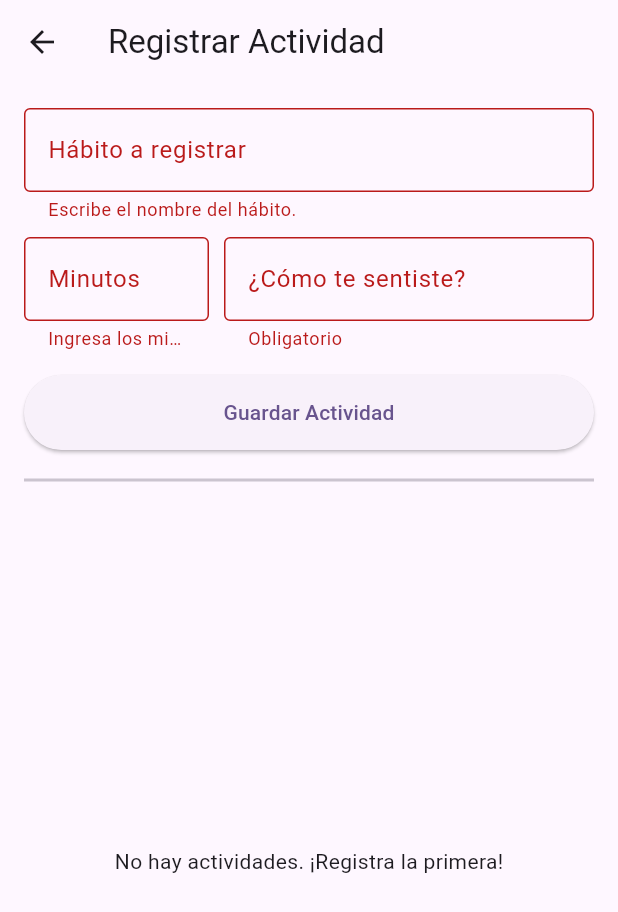
After one commit to JSpascualino/et0126_ethereal, a Flutter app: the ActivityFormScreen screen opened directly, after a tap on "Guardar Actividad", on a phone screen of 412 x 824 dp. The commit adds this screen. Shown: the top 912 px of the screen. Run offline on Flutter 3.47's test engine with Material 3 defaults, Android fonts, the phone set to English and light mode, and no system bars; our stand-ins replace form_field_validator, shared_preferences; accounts and stored records are empty.

Commit message:
feat: formulario de actividad, validaciones y servicio en memoria

```diff
--- /dev/null
+++ b/lib/models/activity_record.dart
@@ -0,0 +1,15 @@
+class ActivityRecord {
+  final String id;
+  final String habitName;
+  final int durationMinutes;
+  final String observation;
+  final DateTime date;
+
+  ActivityRecord({
+    required this.id,
+    required this.habitName,
+    required this.durationMinutes,
+    required this.observation,
+    required this.date,
+  });
+}
--- /dev/null
+++ b/lib/screens/activity_form_screen.dart
@@ -0,0 +1,207 @@
+import 'package:flutter/material.dart';
+import 'package:form_field_validator/form_field_validator.dart';
+import '../models/activity_record.dart';
+import '../services/activity_service.dart';
+
+class ActivityFormScreen extends StatefulWidget {
+  const ActivityFormScreen({super.key});
+
+  @override
+  State<ActivityFormScreen> createState() => _ActivityFormScreenState();
+}
+
+class _ActivityFormScreenState extends State<ActivityFormScreen> {
+  // 1. Llave del formulario y Controladores
+  final _formKey = GlobalKey<FormState>();
+  final _habitNameController = TextEditingController();
+  final _durationController = TextEditingController();
+  final _observationController = TextEditingController();
+
+  // 2. Instancia del servicio y estados de la UI
+  final ActivityService _service = ActivityService();
+  List<ActivityRecord> _records = [];
+  bool _isLoadingList = true;
+  bool _isSaving = false;
+
+  // 3. Cargar datos iniciales sin llamar al servicio desde build()
+  @override
+  void initState() {
+    super.initState();
+    _loadRecords();
+  }
+
+  // 4. Liberar memoria al salir
+  @override
+  void dispose() {
+    _habitNameController.dispose();
+    _durationController.dispose();
+    _observationController.dispose();
+    super.dispose();
+  }
+
+  Future<void> _loadRecords() async {
+    try {
+      final records = await _service.getRecords();
+      if (mounted) {
+        setState(() {
+          _records = records;
+          _isLoadingList = false;
+        });
+      }
+    } catch (e) {
+      if (mounted) {
+        setState(() => _isLoadingList = false);
+      }
+    }
+  }
+
+  // Función para guardar con protección de doble envío y try-catch-finally
+  Future<void> _saveRecord() async {
+    // Valida los campos. Si hay error, se detiene.
+    if (!_formKey.currentState!.validate()) return;
+
+    // Marca como ocupado para evitar envíos repetidos
+    setState(() => _isSaving = true);
+
+    try {
+      final newRecord = ActivityRecord(
+        id: DateTime.now().millisecondsSinceEpoch.toString(),
+        habitName: _habitNameController.text.trim(),
+        durationMinutes: int.parse(_durationController.text.trim()),
+        observation: _observationController.text.trim(),
+        date: DateTime.now(),
+      );
+
+      // Espera el resultado del servicio
+      final savedRecord = await _service.createRecord(newRecord);
+
+      if (mounted) {
+        // Actualiza la lista, limpia el formulario y muestra confirmación
+        setState(() {
+          _records = [savedRecord, ..._records];
+          _habitNameController.clear();
+          _durationController.clear();
+          _observationController.clear();
+        });
+        ScaffoldMessenger.of(context).showSnackBar(
+          const SnackBar(content: Text('¡Actividad registrada con éxito!'), backgroundColor: Colors.green),
+        );
+      }
+    } catch (e) {
+      // Si el servicio rechaza la regla de negocio, muestra el error
+      if (mounted) {
+        ScaffoldMessenger.of(context).showSnackBar(
+          SnackBar(content: Text(e.toString()), backgroundColor: Colors.red),
+        );
+      }
+    } finally {
+      // En cualquier caso, termina el estado de carga
+      if (mounted) {
+        setState(() => _isSaving = false);
+      }
+    }
+  }
+
+  // VALIDACIONES
+  final nameValidator = MultiValidator([
+    RequiredValidator(errorText: 'Escribe el nombre del hábito.'),
+    MinLengthValidator(3, errorText: 'Usa al menos 3 caracteres.'),
+  ]);
+
+  // Regla de dominio: La duración debe ser mayor a 0
+  String? durationValidator(String? value) {
+    if (value == null || value.isEmpty) return 'Ingresa los minutos.';
+    final number = int.tryParse(value);
+    if (number == null) return 'Debe ser un número.';
+    if (number <= 0) return 'La duración debe ser mayor a 0.';
+    return null;
+  }
+
+  @override
+  Widget build(BuildContext context) {
+    return Scaffold(
+      appBar: AppBar(title: const Text('Registrar Actividad')),
+      body: Padding(
+        padding: const EdgeInsets.all(16.0),
+        child: Column(
+          children: [
+            // --- FORMULARIO ---
+            Form(
+              key: _formKey,
+              child: Column(
+                children: [
+                  TextFormField(
+                    controller: _habitNameController,
+                    decoration: const InputDecoration(labelText: 'Hábito a registrar', border: OutlineInputBorder()),
+                    validator: nameValidator,
+                    enabled: !_isSaving, // Deshabilita si está guardando
+                  ),
+                  const SizedBox(height: 10),
+                  Row(
+                    children: [
+                      Expanded(
+                        child: TextFormField(
+                          controller: _durationController,
+                          decoration: const InputDecoration(labelText: 'Minutos', border: OutlineInputBorder()),
+                          keyboardType: TextInputType.number,
+                          validator: durationValidator,
+                          enabled: !_isSaving,
+                        ),
+                      ),
+                      const SizedBox(width: 10),
+                      Expanded(
+                        flex: 2,
+                        child: TextFormField(
+                          controller: _observationController,
+                          decoration: const InputDecoration(labelText: '¿Cómo te sentiste?', border: OutlineInputBorder()),
+                          validator: RequiredValidator(errorText: 'Obligatorio'),
+                          enabled: !_isSaving,
+                        ),
+                      ),
+                    ],
+                  ),
+                  const SizedBox(height: 16),
+
+                  // Botón de guardar con estado de carga
+                  SizedBox(
+                    width: double.infinity,
+                    height: 50,
+                    child: ElevatedButton(
+                      onPressed: _isSaving ? null : _saveRecord,
+                      child: _isSaving
+                          ? const CircularProgressIndicator()
+                          : const Text('Guardar Actividad'),
+                    ),
+                  ),
+                ],
+              ),
+            ),
+            const Divider(height: 40, thickness: 2),
+
+            // --- LISTA DE REGISTROS ---
+            Expanded(
+              child: _isLoadingList
+                  ? const Center(child: CircularProgressIndicator())
+                  : _records.isEmpty
+                      ? const Center(child: Text('No hay actividades. ¡Registra la primera!'))
+                      : ListView.builder(
+                          itemCount: _records.length,
+                          itemBuilder: (context, index) {
+                            final record = _records[index];
+                            return Card(
+                              child: ListTile(
+                                leading: const Icon(Icons.check_circle, color: Colors.purple),
+                                title: Text(record.habitName, style: const TextStyle(fontWeight: FontWeight.bold)),
+                                subtitle: Text(record.observation),
+                                trailing: Text('${record.durationMinutes} min'),
+                              ),
+                            );
+                          },
+                        ),
+            ),
+          ],
+        ),
+      ),
+    );
+  }
+}
--- a/lib/screens/home_screen.dart
+++ b/lib/screens/home_screen.dart
@@ -2,6 +2,7 @@ import 'package:flutter/material.dart';
 import 'package:shared_preferences/shared_preferences.dart';
 import '../models/habit_model.dart';
 import '../widgets/progress_canvas.dart';
+import 'activity_form_screen.dart';
 
 class HomeScreen extends StatefulWidget {
   const HomeScreen({Key? key}) : super(key: key);
@@ -108,6 +109,19 @@ class _HomeScreenState extends State<HomeScreen> {
       appBar: AppBar(
         title: const Text('Ethereal', style: TextStyle(fontWeight: FontWeight.bold)),
         backgroundColor: const Color(0xFFB39DDB),
+        // ACÁ ESTÁ EL NUEVO BOTÓN QUE LLEVA AL FORMULARIO
+        actions: [
+          IconButton(
+            icon: const Icon(Icons.assignment),
+            tooltip: 'Registro de Actividad',
+            onPressed: () {
+              Navigator.push(
+                context,
+                MaterialPageRoute(builder: (context) => const ActivityFormScreen()),
+              );
+            },
+          )
+        ],
       ),
       body: Column(
         children: [
@@ -133,16 +147,14 @@ class _HomeScreenState extends State<HomeScreen> {
           // Lista de hábitos o estado vacío
           Expanded(
             child: _habits.isEmpty
-                ? Center(
+                ? const Center(
                     child: Column(
                       mainAxisAlignment: MainAxisAlignment.center,
                       children: [
-                        // Asegúrate de tener una imagen aquí, o comenta esta línea si aún no la pones.
-                        // Image.asset('assets/images/empty_state.png', width: 150),
-                        const Icon(Icons.list_alt, size: 80, color: Colors.grey),
-                        const SizedBox(height: 16),
-                        const Text('Aún no tienes hábitos.', style: TextStyle(fontSize: 18, color: Colors.grey)),
-                        const Text('¡Crea uno para empezar!'),
+                        Icon(Icons.list_alt, size: 80, color: Colors.grey),
+                        SizedBox(height: 16),
+                        Text('Aún no tienes hábitos.', style: TextStyle(fontSize: 18, color: Colors.grey)),
+                        Text('¡Crea uno para empezar!'),
                       ],
                     ),
                   )
--- /dev/null
+++ b/lib/services/activity_service.dart
@@ -0,0 +1,33 @@
+import '../models/activity_record.dart';
+
+class ActivityService {
+  // Lista privada en memoria (se borra al reiniciar la app, tal como pide el taller)
+  static final List<ActivityRecord> _records = [];
+
+  // Simula obtener la lista de registros con una demora de 500ms
+  Future<List<ActivityRecord>> getRecords() async {
+    await Future.delayed(const Duration(milliseconds: 500));
+    return List<ActivityRecord>.unmodifiable(_records);
+  }
+
+  // Simula guardar un nuevo registro con una demora de 1 segundo
+  Future<ActivityRecord> createRecord(ActivityRecord record) async {
+    await Future.delayed(const Duration(seconds: 1));
+
+    // Regla de negocio: Evitar duplicados del mismo hábito en el mismo día
+    final existe = _records.any((actual) =>
+      actual.habitName.toLowerCase() == record.habitName.toLowerCase() &&
+      actual.date.year == record.date.year &&
+      actual.date.month == record.date.month &&
+      actual.date.day == record.date.day
+    );
+
+    if (existe) {
+      throw StateError('Error: Ya registraste actividad para este hábito hoy.');
+    }
+
+    // Si todo está bien, lo agrega al inicio de la lista
+    _records.insert(0, record);
+    return record;
+  }
+}
--- a/pubspec.yaml
+++ b/pubspec.yaml
@@ -14,6 +14,7 @@ dependencies:
   material_ui: ^1.1.0
   cupertino_icons: ^1.0.8
   shared_preferences: ^2.2.2  # <-- AQUÍ AGREGAMOS LA PERSISTENCIA
+  form_field_validator: ^1.1.0
 
 dev_dependencies:
   flutter_test:
```
Also changed, not shown: pubspec.lock, 1 other file.
